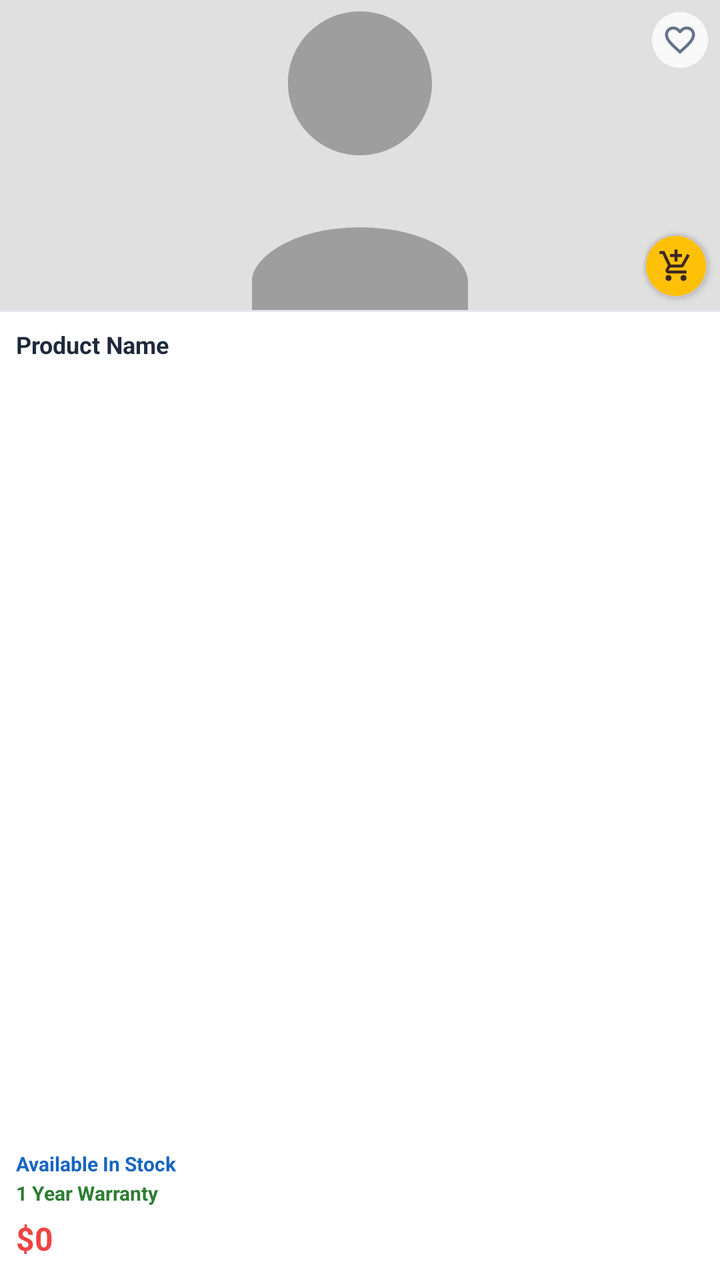
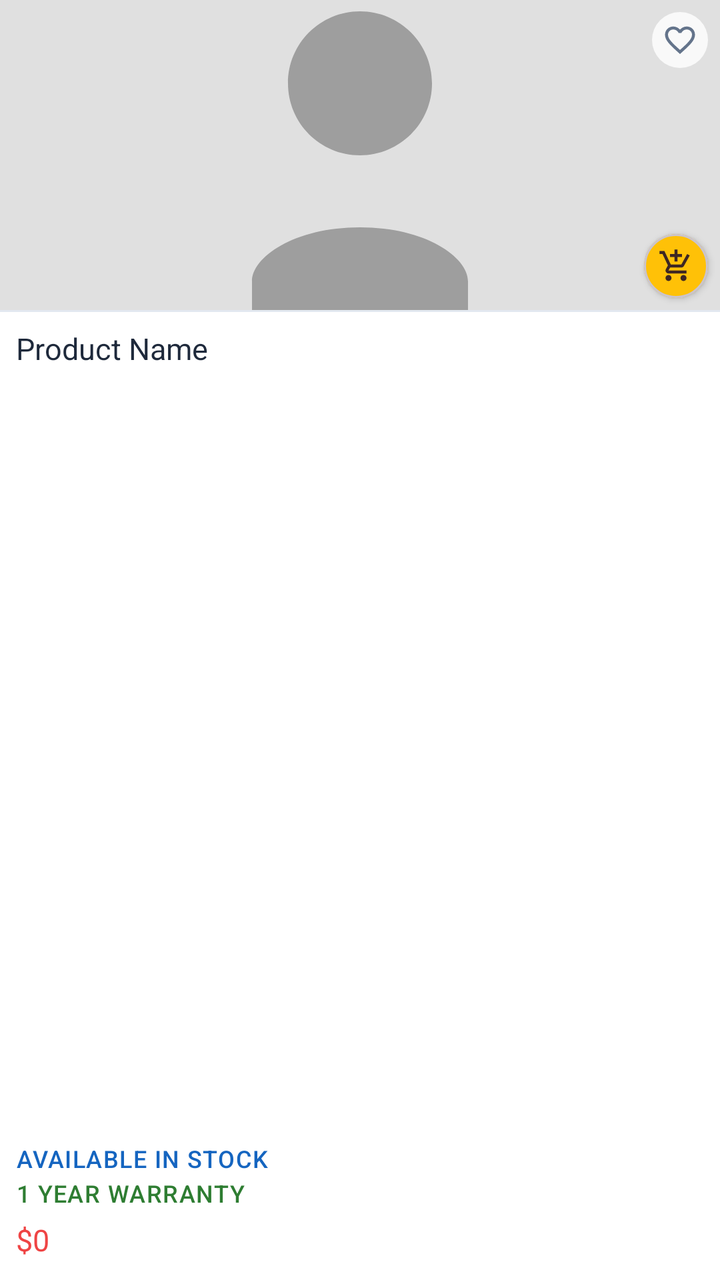

Before-and-after screenshots of an Android layout around one commit, followed by the original layout XML and the change that was made.
<!-- AndroidManifest.xml: application theme Theme.BeckieDealApp -->
<!-- res/layout/product_card.xml -->
﻿<?xml version="1.0" encoding="utf-8"?>

<com.google.android.material.card.MaterialCardView
    xmlns:android="http://schemas.android.com/apk/res/android"
    xmlns:app="http://schemas.android.com/apk/res-auto"
    android:layout_width="match_parent"
    android:layout_height="380dp"
    android:layout_margin="2dp"
    app:cardCornerRadius="0dp"
    app:cardElevation="0dp"
    app:strokeWidth="0dp"
    app:cardBackgroundColor="@color/surface">

    
    <LinearLayout
        android:layout_width="match_parent"
        android:layout_height="match_parent"
        android:orientation="vertical">

        
        <FrameLayout
            android:layout_width="match_parent"
            android:layout_height="155dp"
            android:background="@color/card_bg_secondary">

            <ImageView
                android:id="@+id/productImage"
                android:layout_width="match_parent"
                android:layout_height="match_parent"
                android:scaleType="centerCrop"
                android:src="@drawable/placeholder_image" />

            
            <ImageView
                android:id="@+id/favoriteIcon"
                android:layout_width="28dp"
                android:layout_height="28dp"
                android:layout_gravity="top|end"
                android:layout_margin="6dp"
                android:background="@drawable/favorite_background"
                android:padding="5dp"
                android:src="@drawable/ic_favorite_border"
                app:tint="@color/text_secondary" />

            
            <com.google.android.material.card.MaterialCardView
                android:id="@+id/quickAddToCartButton"
                android:layout_width="32dp"
                android:layout_height="32dp"
                android:layout_gravity="bottom|end"
                android:layout_margin="6dp"
                app:cardCornerRadius="16dp"
                app:cardElevation="2dp"
                app:cardBackgroundColor="@color/yellow_star">
                <ImageView
                    android:layout_width="18dp"
                    android:layout_height="18dp"
                    android:layout_gravity="center"
                    android:src="@drawable/add_shopping_cart_24"
                    app:tint="@color/dark_brown" />
            </com.google.android.material.card.MaterialCardView>

        </FrameLayout>

        
        <View
            android:layout_width="match_parent"
            android:layout_height="1dp"
            android:background="@color/border_color" />

        
        <LinearLayout
            android:layout_width="match_parent"
            android:layout_height="0dp"
            android:layout_weight="1"
            android:orientation="vertical"
            android:paddingHorizontal="8dp"
            android:paddingTop="8dp"
            android:paddingBottom="10dp">

            
            <TextView
                android:id="@+id/productName"
                android:layout_width="match_parent"
                android:layout_height="wrap_content"
                android:text="Product Name"
                android:textColor="@color/text_primary"
                android:textSize="@dimen/text_size_caption"
                android:textStyle="bold"
                android:maxLines="2"
                android:ellipsize="end" />

            
            <TextView
                android:id="@+id/productVariant"
                android:layout_width="match_parent"
                android:layout_height="wrap_content"
                android:layout_marginTop="2dp"
                android:text=""
                android:textColor="@color/text_secondary"
                android:textSize="@dimen/text_size_overline"
                android:maxLines="1"
                android:ellipsize="end"
                android:visibility="gone" />

            
            <Space
                android:layout_width="0dp"
                android:layout_height="0dp"
                android:layout_weight="1" />

            
            <TextView
                android:id="@+id/stockStatus"
                android:layout_width="wrap_content"
                android:layout_height="wrap_content"
                android:text="Available In Stock"
                android:textColor="#1565C0"
                android:textSize="@dimen/text_size_overline"
                android:textStyle="bold" />

            
            <TextView
                android:id="@+id/warrantyText"
                android:layout_width="wrap_content"
                android:layout_height="wrap_content"
                android:layout_marginTop="1dp"
                android:text="1 Year Warranty"
                android:textColor="#2E7D32"
                android:textSize="@dimen/text_size_overline"
                android:textStyle="bold" />

            
            <TextView
                android:id="@+id/skuText"
                android:layout_width="wrap_content"
                android:layout_height="wrap_content"
                android:layout_marginTop="1dp"
                android:text=""
                android:textColor="#00897B"
                android:textSize="@dimen/text_size_overline"
                android:textStyle="bold"
                android:visibility="gone" />

            
            <TextView
                android:id="@+id/productPrice"
                android:layout_width="wrap_content"
                android:layout_height="wrap_content"
                android:layout_marginTop="5dp"
                android:text="$0"
                android:textColor="@color/red_error"
                android:textSize="@dimen/text_size_body_large"
                android:textStyle="bold" />

            
            <TextView
                android:id="@+id/productSpecs"
                android:layout_width="match_parent"
                android:layout_height="wrap_content"
                android:layout_marginTop="4dp"
                android:text=""
                android:textColor="@color/text_secondary"
                android:textSize="@dimen/text_size_overline"
                android:lineSpacingMultiplier="1.3"
                android:maxLines="3"
                android:ellipsize="end"
                android:visibility="gone" />

            
            <TextView
                android:id="@+id/freeItemsText"
                android:layout_width="wrap_content"
                android:layout_height="wrap_content"
                android:layout_marginTop="2dp"
                android:text=""
                android:textColor="@color/red_error"
                android:textSize="@dimen/text_size_overline"
                android:textStyle="italic"
                android:visibility="gone" />

        </LinearLayout>

    </LinearLayout>

</com.google.android.material.card.MaterialCardView>
<!-- resources referenced by this layout -->
<resources>
  <dimen name="text_size_body_large">15sp</dimen>
  <dimen name="text_size_caption">11sp</dimen>
  <dimen name="text_size_overline">9sp</dimen>
  <style name="Base.Theme.BeckieDealApp" parent="Theme.Material3.DayNight.NoActionBar">
          <item name="colorPrimary">@color/primary</item>
          <item name="colorOnPrimary">@color/on_primary</item>
          <item name="colorPrimaryContainer">@color/primary_container</item>
          <item name="colorOnPrimaryContainer">@color/on_primary_container</item>
          <item name="android:windowBackground">@color/background</item>
          <item name="colorSurface">@color/surface</item>
          <item name="colorOnSurface">@color/on_surface</item>
          
          <item name="bottomNavigationStyle">@style/Widget.App.BottomNavigationView</item>
      </style>
  <style name="Widget.App.Button" parent="Widget.Material3.Button">
          <item name="shapeAppearance">@style/ShapeAppearance.App.Button.Pill</item>
      </style>
  <color name="background">#F8FAFC</color>
  <!-- unchanged entries left out for length: 23 -->
</resources>

<!-- the commit's change to res/layout/product_card.xml (unified diff, before → after) -->
@@ -84,9 +84,7 @@
                 android:layout_width="match_parent"
                 android:layout_height="wrap_content"
                 android:text="Product Name"
-                android:textColor="@color/text_primary"
-                android:textSize="@dimen/text_size_caption"
-                android:textStyle="bold"
+                android:textAppearance="@style/TextAppearance.App.CardProductName"
                 android:maxLines="2"
                 android:ellipsize="end" />
 
@@ -97,8 +95,9 @@
                 android:layout_height="wrap_content"
                 android:layout_marginTop="2dp"
                 android:text=""
+                android:textAppearance="@style/TextAppearance.App.Label"
+                android:textAllCaps="false"
                 android:textColor="@color/text_secondary"
-                android:textSize="@dimen/text_size_overline"
                 android:maxLines="1"
                 android:ellipsize="end"
                 android:visibility="gone" />
@@ -115,9 +114,8 @@
                 android:layout_width="wrap_content"
                 android:layout_height="wrap_content"
                 android:text="Available In Stock"
-                android:textColor="#1565C0"
-                android:textSize="@dimen/text_size_overline"
-                android:textStyle="bold" />
+                android:textAppearance="@style/TextAppearance.App.Label"
+                android:textColor="#1565C0" />
 
             
             <TextView
@@ -126,9 +124,8 @@
                 android:layout_height="wrap_content"
                 android:layout_marginTop="1dp"
                 android:text="1 Year Warranty"
-                android:textColor="#2E7D32"
-                android:textSize="@dimen/text_size_overline"
-                android:textStyle="bold" />
+                android:textAppearance="@style/TextAppearance.App.Label"
+                android:textColor="#2E7D32" />
 
             
             <TextView
@@ -137,9 +134,8 @@
                 android:layout_height="wrap_content"
                 android:layout_marginTop="1dp"
                 android:text=""
+                android:textAppearance="@style/TextAppearance.App.Label"
                 android:textColor="#00897B"
-                android:textSize="@dimen/text_size_overline"
-                android:textStyle="bold"
                 android:visibility="gone" />
 
             
@@ -149,9 +145,8 @@
                 android:layout_height="wrap_content"
                 android:layout_marginTop="5dp"
                 android:text="$0"
-                android:textColor="@color/red_error"
-                android:textSize="@dimen/text_size_body_large"
-                android:textStyle="bold" />
+                android:textAppearance="@style/TextAppearance.App.CardPrice"
+                android:textColor="@color/red_error" />
 
             
             <TextView
@@ -160,9 +155,7 @@
                 android:layout_height="wrap_content"
                 android:layout_marginTop="4dp"
                 android:text=""
-                android:textColor="@color/text_secondary"
-                android:textSize="@dimen/text_size_overline"
-                android:lineSpacingMultiplier="1.3"
+                android:textAppearance="@style/TextAppearance.App.Specs"
                 android:maxLines="3"
                 android:ellipsize="end"
                 android:visibility="gone" />
@@ -174,8 +167,9 @@
                 android:layout_height="wrap_content"
                 android:layout_marginTop="2dp"
                 android:text=""
+                android:textAppearance="@style/TextAppearance.App.Label"
+                android:textAllCaps="false"
                 android:textColor="@color/red_error"
-                android:textSize="@dimen/text_size_overline"
                 android:textStyle="italic"
                 android:visibility="gone" />
 
<!-- resource entries referenced after the edit -->
@@ -1,8 +1,31 @@
 <!-- resources referenced by this layout -->
 <resources>
-  <dimen name="text_size_body_large">15sp</dimen>
-  <dimen name="text_size_caption">11sp</dimen>
-  <dimen name="text_size_overline">9sp</dimen>
+  <style name="TextAppearance.App.CardPrice" parent="TextAppearance.Material3.BodyLarge">
+          <item name="android:fontFamily">@font/synonym_semibold</item>
+          <item name="android:textSize">15sp</item>
+          <item name="android:letterSpacing">0</item>
+          <item name="android:textColor">@color/text_primary</item>
+      </style>
+  <style name="TextAppearance.App.CardProductName" parent="TextAppearance.Material3.BodyLarge">
+          <item name="android:fontFamily">@font/synonym_medium</item>
+          <item name="android:textSize">15sp</item>
+          <item name="android:letterSpacing">0</item>
+          <item name="android:textColor">@color/text_primary</item>
+      </style>
+  <style name="TextAppearance.App.Label" parent="TextAppearance.Material3.LabelMedium">
+          <item name="android:fontFamily">@font/synonym_medium</item>
+          <item name="android:textSize">12sp</item>
+          <item name="android:letterSpacing">0.04</item>
+          <item name="android:textAllCaps">true</item>
+          <item name="android:textColor">@color/text_secondary</item>
+      </style>
+  <style name="TextAppearance.App.Specs" parent="TextAppearance.Material3.BodySmall">
+          <item name="android:fontFamily">@font/synonym_regular</item>
+          <item name="android:textSize">14sp</item>
+          <item name="android:letterSpacing">0</item>
+          <item name="android:lineSpacingMultiplier">1.5</item>
+          <item name="android:textColor">@color/text_secondary</item>
+      </style>
   <style name="Base.Theme.BeckieDealApp" parent="Theme.Material3.DayNight.NoActionBar">
           <item name="colorPrimary">@color/primary</item>
           <item name="colorOnPrimary">@color/on_primary</item>
@@ -12,12 +35,61 @@
           <item name="colorSurface">@color/surface</item>
           <item name="colorOnSurface">@color/on_surface</item>
           
+          
+          <item name="textAppearanceHeadlineMedium">@style/TextAppearance.App.ScreenTitle</item>
+          <item name="textAppearanceHeadlineSmall">@style/TextAppearance.App.ProductName</item>
+          <item name="textAppearanceTitleLarge">@style/TextAppearance.App.PriceHero</item>
+          <item name="textAppearanceTitleMedium">@style/TextAppearance.App.SectionHeader</item>
+          <item name="textAppearanceBodyLarge">@style/TextAppearance.App.CardProductName</item>
+          <item name="textAppearanceBodyMedium">@style/TextAppearance.App.Body</item>
+          <item name="textAppearanceBodySmall">@style/TextAppearance.App.Specs</item>
+          <item name="textAppearanceLabelMedium">@style/TextAppearance.App.Label</item>
+          <item name="textAppearanceLabelLarge">@style/TextAppearance.App.Button</item>
+          
           <item name="bottomNavigationStyle">@style/Widget.App.BottomNavigationView</item>
       </style>
   <style name="Widget.App.Button" parent="Widget.Material3.Button">
           <item name="shapeAppearance">@style/ShapeAppearance.App.Button.Pill</item>
+          <item name="android:textAppearance">@style/TextAppearance.App.Button</item>
       </style>
-  <color name="background">#F8FAFC</color>
+  <color name="background">#F9F9F7</color>
+  <style name="TextAppearance.App.ScreenTitle" parent="TextAppearance.Material3.HeadlineMedium">
+          <item name="android:fontFamily">@font/amulya_bold</item>
+          <item name="android:textSize">28sp</item>
+          <item name="android:letterSpacing">-0.02</item>
+          <item name="android:textColor">@color/text_primary</item>
+      </style>
+  <style name="TextAppearance.App.ProductName" parent="TextAppearance.Material3.HeadlineSmall">
+          <item name="android:fontFamily">@font/amulya_bold</item>
+          <item name="android:textSize">24sp</item>
+          <item name="android:letterSpacing">-0.02</item>
+          <item name="android:textColor">@color/text_primary</item>
+      </style>
+  <style name="TextAppearance.App.PriceHero" parent="TextAppearance.Material3.TitleLarge">
+          <item name="android:fontFamily">@font/amulya_bold</item>
+          <item name="android:textSize">22sp</item>
+          <item name="android:letterSpacing">-0.01</item>
+          <item name="android:textColor">@color/text_primary</item>
+      </style>
+  <style name="TextAppearance.App.SectionHeader" parent="TextAppearance.Material3.TitleMedium">
+          <item name="android:fontFamily">@font/amulya_bold</item>
+          <item name="android:textSize">18sp</item>
+          <item name="android:letterSpacing">-0.01</item>
+          <item name="android:textColor">@color/text_primary</item>
+      </style>
+  <style name="TextAppearance.App.Body" parent="TextAppearance.Material3.BodyMedium">
+          <item name="android:fontFamily">@font/synonym_regular</item>
+          <item name="android:textSize">15sp</item>
+          <item name="android:letterSpacing">0</item>
+          <item name="android:lineSpacingMultiplier">1.6</item>
+          <item name="android:textColor">@color/text_secondary</item>
+      </style>
+  <style name="TextAppearance.App.Button" parent="TextAppearance.Material3.LabelLarge">
+          <item name="android:fontFamily">@font/synonym_semibold</item>
+          <item name="android:textSize">15sp</item>
+          <item name="android:letterSpacing">0.01</item>
+          <item name="android:textAllCaps">false</item>
+      </style>
   <!-- unchanged entries left out for length: 23 -->
 </resources>
 
